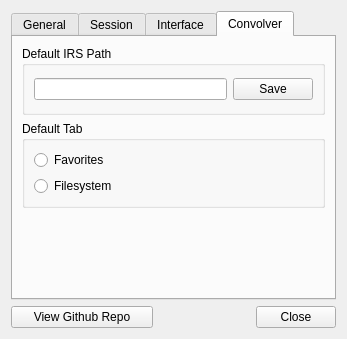
The window that dialog/settings.ui (Audio4Linux/Viper4Linux-GUI) describes before a commit, drawn with Qt 5.
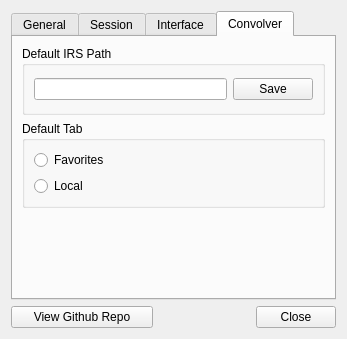
The same window after the commit. The open tabs and pages were chosen to show the change. Icons and pictures are not drawn.

Commit message: Display convolver dialog as animated bottomsheet

Patch:
```diff
--- a/dialog/settings.ui
+++ b/dialog/settings.ui
@@ -599,7 +599,7 @@
           <item>
            <widget class="QRadioButton" name="deftab_filesys">
             <property name="text">
-             <string>Filesystem</string>
+             <string>Local</string>
             </property>
            </widget>
           </item>
```
Left out of the diff: 6 changed lines with no effect on the pictures. The commit also changes 4 other files.
